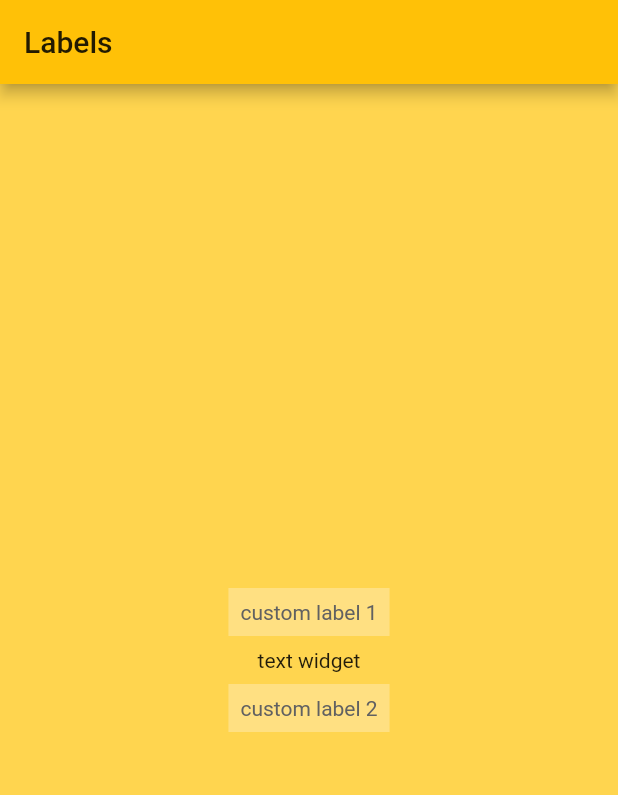
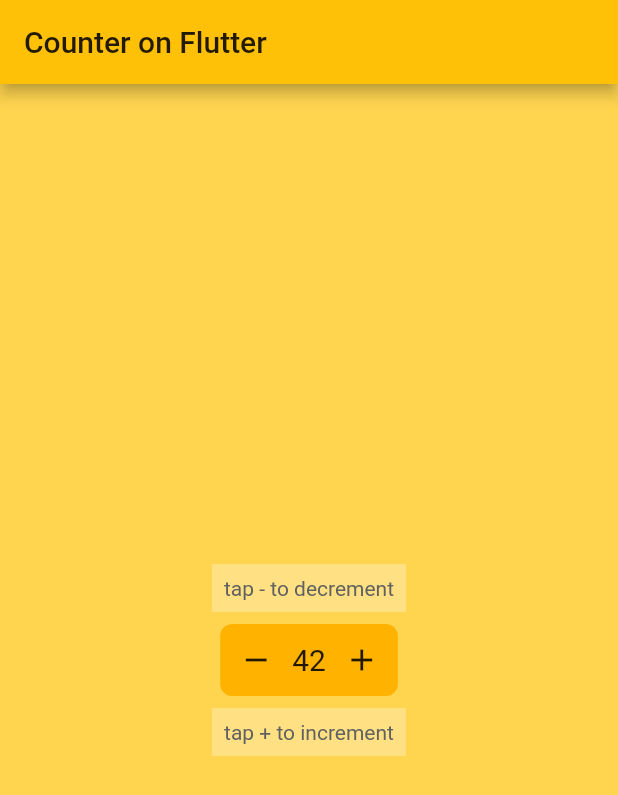
Before and after one commit to acinonyxjubatus/flyflutter_fast_start, a Flutter app: the screen it shows after launch, on a phone screen of 412 x 824 dp. Shown: the top 795 px of the screen. Run offline on Flutter 3.47's test engine with Material 2 defaults, Android fonts, the phone set to English and light mode, and no system bars.

Commit message:
CounterWidget as StatefulWidget

```diff
--- a/lib/main.dart
+++ b/lib/main.dart
@@ -6,15 +6,14 @@ class MyApp extends StatelessWidget {
   @override
   Widget build(BuildContext context) {
     return MaterialApp(
-      debugShowCheckedModeBanner: false,
-      title: 'StatelessWidget sample',
+      title: 'Counter',
       theme: ThemeData(
         primarySwatch: Colors.amber,
       ),
       home: Scaffold(
         backgroundColor: Colors.amber[300],
         appBar: AppBar(
-          title: Text('Labels'),
+          title: Text('Counter on Flutter'),
         ),
         body: Center(
             child: Column(
@@ -22,15 +21,62 @@ class MyApp extends StatelessWidget {
                 mainAxisAlignment: MainAxisAlignment.center,
                 crossAxisAlignment: CrossAxisAlignment.center,
                 children: [
-                HintLabel('custom label 1'),
+                  HintLabel('tap - to decrement'),
                   SizedBox(height: 8.0),
-                Text('text widget'),
+                  CounterWidget(),
                   SizedBox(height: 8.0),
-                HintLabel('custom label 2')
-              ]),
-        ),
+                  HintLabel('tap + to increment')
+                ])),
       ),
     );
+  }
+}
+
+class CounterWidget extends StatefulWidget {
+  @override
+  _CounterWidgetState createState() => _CounterWidgetState();
+}
+
+class _CounterWidgetState extends State<CounterWidget> {
+  int _count = 42;
+
+  @override
+  Widget build(BuildContext context) {
+    return Container(
+        decoration: BoxDecoration(
+          borderRadius: BorderRadius.all(Radius.circular(8.0)),
+          color: Colors.amber[600],
+        ),
+        child: Row(
+          mainAxisSize: MainAxisSize.min,
+          mainAxisAlignment: MainAxisAlignment.center,
+          crossAxisAlignment: CrossAxisAlignment.center,
+          children: [
+            IconButton(
+                onPressed: () {
+                  _decrement();
+                },
+                icon: Icon(Icons.remove)),
+            Text('$_count', style: TextStyle(fontSize: 20.0)),
+            IconButton(
+                onPressed: () {
+                  _increment();
+                },
+                icon: Icon(Icons.add)),
+          ],
+        ));
+  }
+
+  void _increment() {
+    setState(() {
+      _count++;
+    });
+  }
+
+  void _decrement() {
+    setState(() {
+      _count--;
+    });
   }
 }
 
@@ -45,7 +91,8 @@ class HintLabel extends StatelessWidget {
       decoration: BoxDecoration(color: Colors.amber[200]),
       child: Padding(
         padding: const EdgeInsets.all(8.0),
-        child: Text(text, style: TextStyle(color: Colors.grey[700])),
+        child: Text(text,
+            style: TextStyle(color: Colors.grey[700])),
       ),
     );
   }
```
Lines whose indentation alone changed are shown as unchanged.
